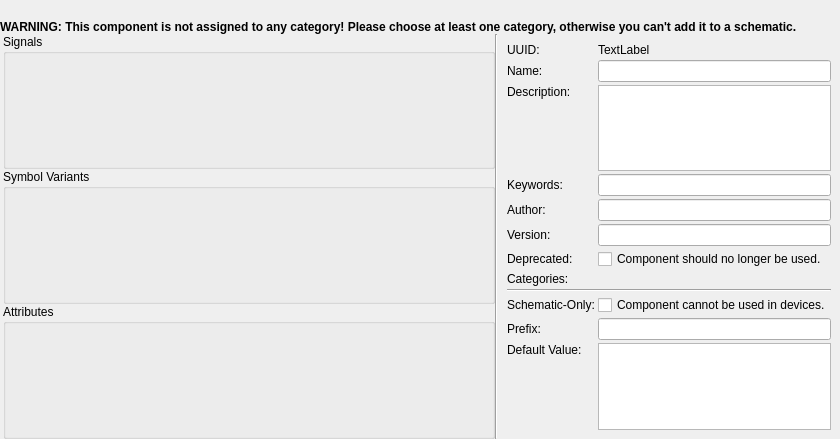
Before: the Qt Designer form libs/librepcb/libraryeditor/cmp/componenteditorwidget.ui in LibrePCB/LibrePCB, drawn with Qt 5.
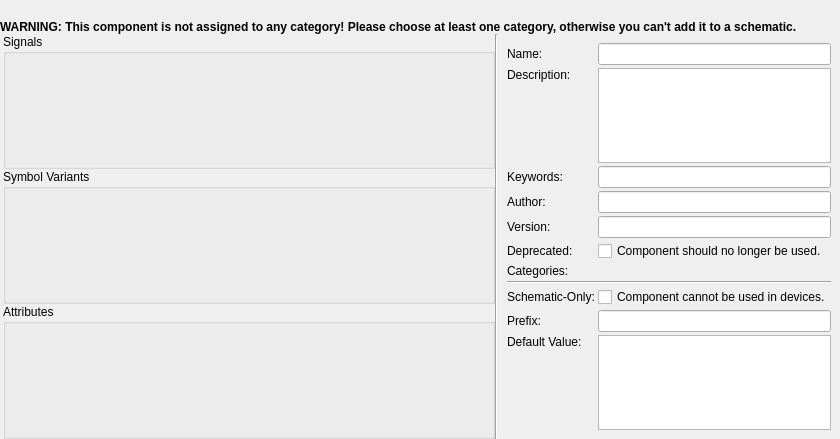
After: the same form once the commit is applied. Custom widgets are drawn as their Qt base class.

Diff of the .ui file:
```diff
--- a/libs/librepcb/libraryeditor/cmp/componenteditorwidget.ui
+++ b/libs/librepcb/libraryeditor/cmp/componenteditorwidget.ui
@@ -191,40 +191,20 @@
         <number>9</number>
        </property>
        <item row="0" column="0">
-        <widget class="QLabel" name="label_3">
-         <property name="text">
-          <string>UUID:</string>
-         </property>
-        </widget>
-       </item>
-       <item row="0" column="1">
-        <widget class="QLabel" name="lblUuid">
-         <property name="text">
-          <string notr="true">TextLabel</string>
-         </property>
-         <property name="openExternalLinks">
-          <bool>true</bool>
-         </property>
-         <property name="textInteractionFlags">
-          <set>Qt::LinksAccessibleByMouse|Qt::TextSelectableByMouse</set>
-         </property>
-        </widget>
-       </item>
-       <item row="1" column="0">
         <widget class="QLabel" name="label_4">
          <property name="text">
           <string>Name:</string>
          </property>
         </widget>
        </item>
-       <item row="1" column="1">
+       <item row="0" column="1">
         <widget class="QLineEdit" name="edtName">
          <property name="maxLength">
           <number>50</number>
          </property>
         </widget>
        </item>
-       <item row="2" column="0">
+       <item row="1" column="0">
         <widget class="QLabel" name="label_5">
          <property name="text">
           <string>Description:</string>
@@ -234,66 +214,66 @@
          </property>
         </widget>
        </item>
-       <item row="2" column="1">
+       <item row="1" column="1">
         <widget class="QPlainTextEdit" name="edtDescription"/>
        </item>
-       <item row="3" column="0">
+       <item row="2" column="0">
         <widget class="QLabel" name="label_6">
          <property name="text">
           <string>Keywords:</string>
          </property>
         </widget>
        </item>
-       <item row="3" column="1">
+       <item row="2" column="1">
         <widget class="QLineEdit" name="edtKeywords">
          <property name="maxLength">
           <number>100</number>
          </property>
         </widget>
        </item>
-       <item row="4" column="0">
+       <item row="3" column="0">
         <widget class="QLabel" name="label_7">
          <property name="text">
           <string>Author:</string>
          </property>
         </widget>
        </item>
-       <item row="4" column="1">
+       <item row="3" column="1">
         <widget class="QLineEdit" name="edtAuthor">
          <property name="maxLength">
           <number>100</number>
          </property>
         </widget>
        </item>
-       <item row="5" column="0">
+       <item row="4" column="0">
         <widget class="QLabel" name="label_8">
          <property name="text">
           <string>Version:</string>
          </property>
         </widget>
        </item>
-       <item row="5" column="1">
+       <item row="4" column="1">
         <widget class="QLineEdit" name="edtVersion">
          <property name="maxLength">
           <number>100</number>
          </property>
         </widget>
        </item>
-       <item row="6" column="0">
+       <item row="5" column="0">
         <widget class="QLabel" name="label_10">
          <property name="text">
           <string>Deprecated:</string>
          </property>
         </widget>
        </item>
-       <item row="6" column="1">
+       <item row="5" column="1">
         <widget class="QCheckBox" name="cbxDeprecated">
          <property name="text">
           <string>Component should no longer be used.</string>
          </property>
         </widget>
        </item>
-       <item row="7" column="0">
+       <item row="6" column="0">
         <widget class="QLabel" name="lblCategories">
          <property name="text">
           <string>Categories:</string>
@@ -303,42 +283,42 @@
          </property>
         </widget>
        </item>
-       <item row="8" column="0" colspan="2">
+       <item row="7" column="0" colspan="2">
         <widget class="Line" name="line">
          <property name="orientation">
           <enum>Qt::Horizontal</enum>
          </property>
         </widget>
        </item>
-       <item row="9" column="0">
+       <item row="8" column="0">
         <widget class="QLabel" name="label_2">
          <property name="text">
           <string>Schematic-Only:</string>
          </property>
         </widget>
        </item>
-       <item row="9" column="1">
+       <item row="8" column="1">
         <widget class="QCheckBox" name="cbxSchematicOnly">
          <property name="text">
           <string>Component cannot be used in devices.</string>
          </property>
         </widget>
        </item>
-       <item row="10" column="0">
+       <item row="9" column="0">
         <widget class="QLabel" name="label_11">
          <property name="text">
           <string>Prefix:</string>
          </property>
         </widget>
        </item>
-       <item row="10" column="1">
+       <item row="9" column="1">
         <widget class="QLineEdit" name="edtPrefix">
          <property name="maxLength">
           <number>10</number>
          </property>
         </widget>
        </item>
-       <item row="11" column="0">
+       <item row="10" column="0">
         <widget class="QLabel" name="label_9">
          <property name="text">
           <string>Default Value:</string>
@@ -348,7 +328,7 @@
          </property>
         </widget>
        </item>
-       <item row="11" column="1">
+       <item row="10" column="1">
         <widget class="QPlainTextEdit" name="edtDefaultValue"/>
        </item>
       </layout>
```
